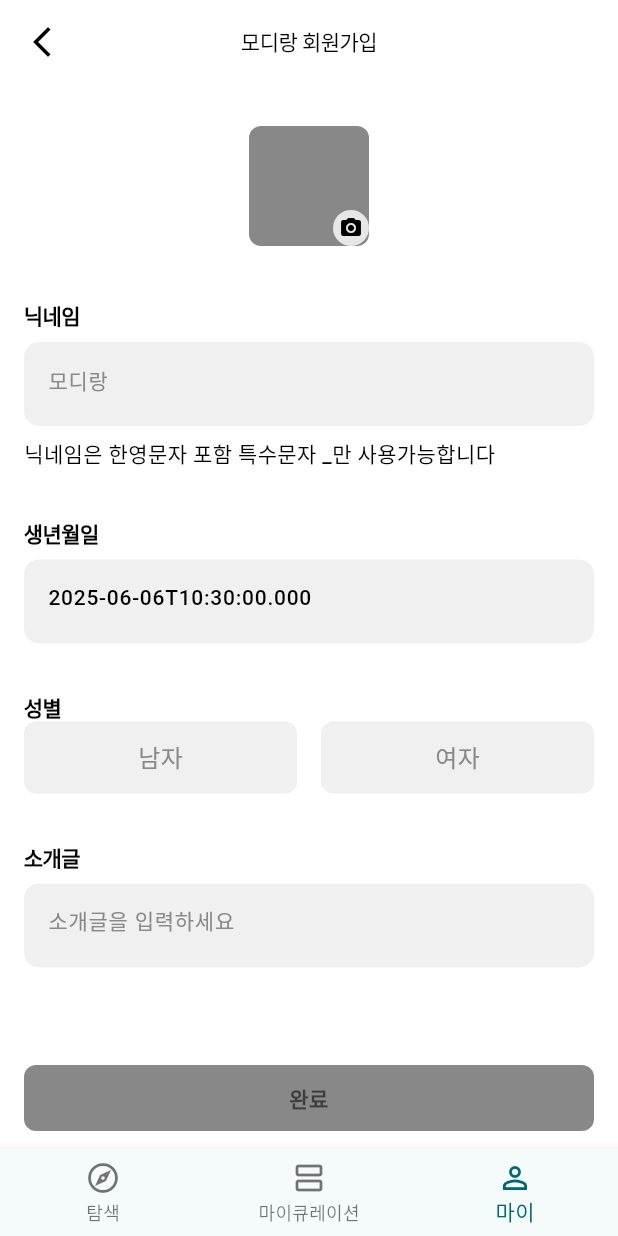
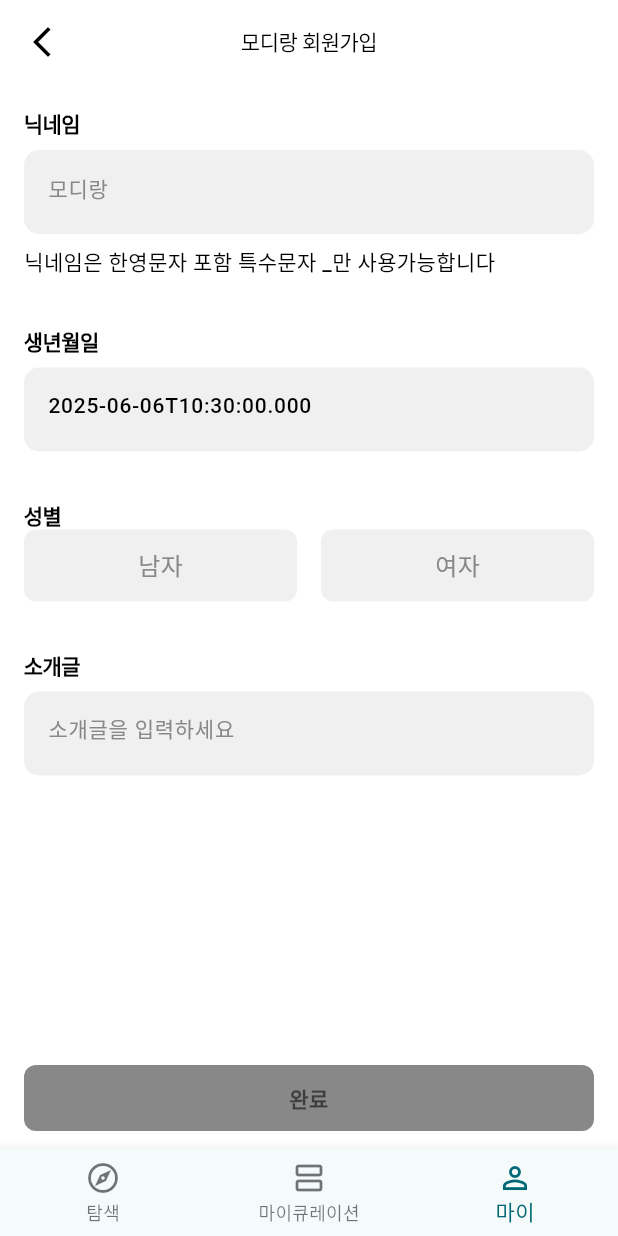
Before and after one commit to hdachan/modir_sh2, a Flutter app: the ProfileEditScreen screen opened by its route, on a phone screen of 412 x 824 dp. Run offline on Flutter 3.47's test engine with Material 3 defaults, Android fonts, the phone set to English and light mode, and no system bars; our stand-ins replace flutter_svg, go_router, google_sign_in, image_picker, supabase_flutter; accounts and stored records are empty; Roboto replaces fonts that are missing (Pretendard); project files that could hold a hidden picture were left out.

Commit message:
20250606 미완성 수정,주석

```diff
--- a/lib/Mypage/views/ProfileEditScreen.dart
+++ b/lib/Mypage/views/ProfileEditScreen.dart
@@ -39,43 +39,44 @@ class ProfileEditScreen extends StatelessWidget {
                     child: Column(
                       crossAxisAlignment: CrossAxisAlignment.start,
                       children: [
-                        Container(
-                          height: 104,
-                          child: Center(
-                            child: Stack(
-                              children: [
-                                Container(
-                                  width: 80,
-                                  height: 80,
-                                  decoration: ShapeDecoration(
-                                    color: const Color(0xFF888888),
-                                    shape: RoundedRectangleBorder(
-                                      borderRadius: BorderRadius.circular(8),
-                                    ),
-                                  ),
-                                ),
-                                Positioned(
-                                  right: 0,
-                                  bottom: 0,
-                                  child: Container(
-                                    width: 24,
-                                    height: 24,
-                                    decoration: BoxDecoration(
-                                      color: const Color(0xFFE7E7E7),
-                                      shape: BoxShape.circle,
-                                    ),
-                                    child: const Icon(
-                                      Icons.camera_alt,
-                                      size: 16,
-                                      color: Colors.black,
-                                    ),
-                                  ),
-                                ),
-                              ],
-                            ),
-                          ),
-                        ),
-                        const SizedBox(height: 24),
+                        /// 프로필 사진 추가하기 ( 미완 )
+                        // Container(
+                        //   height: 104,
+                        //   child: Center(
+                        //     child: Stack(
+                        //       children: [
+                        //         Container(
+                        //           width: 80,
+                        //           height: 80,
+                        //           decoration: ShapeDecoration(
+                        //             color: const Color(0xFF888888),
+                        //             shape: RoundedRectangleBorder(
+                        //               borderRadius: BorderRadius.circular(8),
+                        //             ),
+                        //           ),
+                        //         ),
+                        //         Positioned(
+                        //           right: 0,
+                        //           bottom: 0,
+                        //           child: Container(
+                        //             width: 24,
+                        //             height: 24,
+                        //             decoration: BoxDecoration(
+                        //               color: const Color(0xFFE7E7E7),
+                        //               shape: BoxShape.circle,
+                        //             ),
+                        //             child: const Icon(
+                        //               Icons.camera_alt,
+                        //               size: 16,
+                        //               color: Colors.black,
+                        //             ),
+                        //           ),
+                        //         ),
+                        //       ],
+                        //     ),
+                        //   ),
+                        // ),
+                        //const SizedBox(height: 24),
                         buildLabel("닉네임"),
                         buildInput(viewModel.nicknameController, "모디랑"),
                         const SizedBox(height: 8),
@@ -201,7 +202,7 @@ class ProfileEditScreen extends StatelessWidget {
                       padding: const EdgeInsets.symmetric(vertical: 12, horizontal: 16),
                       decoration: BoxDecoration(
                         color: isEnabled
-                            ? const Color(0xFF05FFF7)
+                            ? const Color(0xFF3D3D3D)
                             : const Color(0xFF888888),
                         borderRadius: BorderRadius.circular(8),
                       ),
@@ -210,7 +211,7 @@ class ProfileEditScreen extends StatelessWidget {
                         style: TextStyle(
                           fontFamily: 'Pretendard',
                           color: isEnabled
-                              ? const Color(0xFF1A1A1A)
+                              ? Colors.white
                               : const Color(0xFF3D3D3D),
                           fontSize: 14,
                           fontWeight: FontWeight.w700,
@@ -251,7 +252,7 @@ class GenderButton extends StatelessWidget {
           child: Container(
             decoration: BoxDecoration(
               color: isSelected
-                  ? const Color(0xFF05FFF7)
+                  ? const Color(0xFF3D3D3D)
                   : const Color(0xFFF0F0F0),
               borderRadius: BorderRadius.circular(8),
             ),
@@ -263,7 +264,7 @@ class GenderButton extends StatelessWidget {
                 fontSize: 16,
                 fontWeight: FontWeight.w500,
                 color: isSelected
-                    ? const Color(0xFF1A1A1A)
+                    ? Colors.white
                     : const Color(0xFF888888),
               ),
             ),
--- a/lib/feed/views/MapScreen.dart
+++ b/lib/feed/views/MapScreen.dart
@@ -3,7 +3,7 @@ import 'package:flutter/material.dart';
 import 'package:go_router/go_router.dart';
 import 'package:provider/provider.dart';
 
-import '../../widget/feed_widget.dart';
+import '../widget/feed_widget.dart';
 import '../viewmodels/FeedViewModel.dart';
 import '../models/Feedmodel.dart';
 import 'LikedFeedScreen.dart';
@@ -31,7 +31,7 @@ class FeedScreen extends StatelessWidget {
                 body: Column(
                   children: [
                     customAppBar(),
-                    customBodyBar(context, "공지"),
+                    customBodyBar(context, "모디랑 커뮤니티 이용수칙 안내"),
                     Container(
                       height: 40,
                       padding: const EdgeInsets.only(left: 16, right: 16),
```
Also changed, not shown: lib/Mypage/views/Mypage.dart (+91 -24 lines), lib/Mypage/views/termsScreen.dart (+28 -13 lines), lib/feed/widget/feed_widget.dart (added, +101 -0 lines), lib/widget/feed_widget.dart (deleted, +0 -107 lines).
